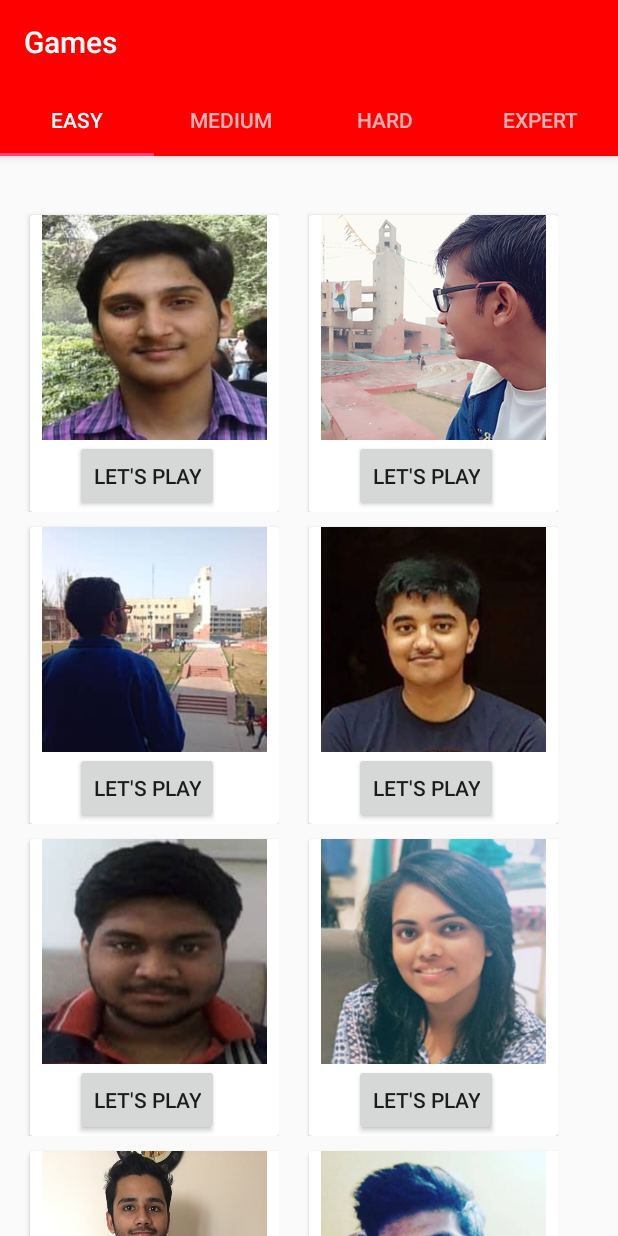
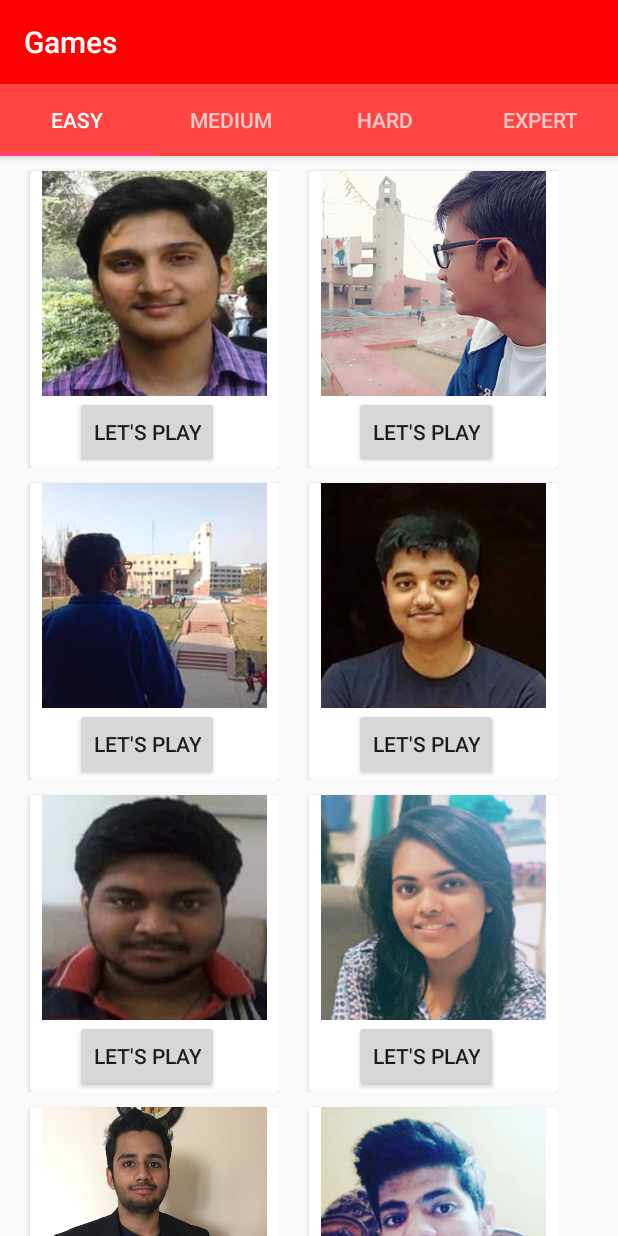
Before and after one commit to D3v3sh5ingh/Androidified, an Android app: the Easy_Game_fragment screen opened directly, with no data from a screen before it, on a phone screen of 412 x 824 dp. Run offline under Robolectric (Android 15) with nearby library versions, the phone set to English and light mode, and no system bars.

Commit message:
some layout changes

```diff
--- a/app/src/main/res/layout/fragment_easy__game_fragment.xml
+++ b/app/src/main/res/layout/fragment_easy__game_fragment.xml
@@ -6,19 +6,20 @@
 
     <RelativeLayout
         android:layout_width="match_parent"
-    android:layout_height="wrap_content">
-    <TextView
+        android:layout_height="match_parent">
+
+        <include
+            android:id="@+id/top_bar"
+            layout="@layout/game_toolbarlayout"
             android:layout_width="match_parent"
-        android:layout_height="wrap_content"
-        android:text=""
-        android:textSize="100dp"
-        android:id="@+id/jogadSamjho"/>
+            android:layout_height="wrap_content" />
 
         <android.support.v7.widget.RecyclerView
+            android:id="@+id/easy_game_fragment_Recycler"
             android:layout_width="wrap_content"
             android:layout_height="wrap_content"
-        android:id="@+id/easy_game_fragment_Recycler"
-        android:layout_below="@id/jogadSamjho">
+            android:layout_alignParentStart="true"
+            android:layout_below="@+id/top_bar">
 
         </android.support.v7.widget.RecyclerView>
     </RelativeLayout>
--- a/app/src/main/res/layout/game_activity.xml
+++ b/app/src/main/res/layout/game_activity.xml
@@ -15,16 +15,7 @@
             android:layout_width="match_parent"
             layout="@layout/game_toolbarlayout" />
 
-        <android.support.design.widget.TabLayout
 
-            android:layout_width="match_parent"
-            android:layout_height="wrap_content"
-            android:id="@+id/tab_layout"
-            app:tabMode="fixed"
-            app:tabGravity="fill"
-            >
-
-        </android.support.design.widget.TabLayout>
     </android.support.design.widget.AppBarLayout>
     <android.support.v4.view.ViewPager
         android:layout_width="match_parent"
--- a/app/src/main/res/layout/game_toolbarlayout.xml
+++ b/app/src/main/res/layout/game_toolbarlayout.xml
@@ -1,6 +1,10 @@
 <?xml version="1.0" encoding="utf-8"?>
-<android.support.v7.widget.Toolbar xmlns:android="http://schemas.android.com/apk/res/android"
+<RelativeLayout
+    xmlns:android="http://schemas.android.com/apk/res/android"
     xmlns:app="http://schemas.android.com/apk/res-auto"
+    android:layout_width="match_parent"
+    android:layout_height="wrap_content">
+<android.support.v7.widget.Toolbar
     android:id="@+id/toolbar"
     android:layout_width="match_parent"
     android:layout_height="wrap_content"
@@ -10,3 +14,16 @@
     app:theme="@style/ThemeOverlay.AppCompat.Dark.ActionBar">
 
 </android.support.v7.widget.Toolbar>
+
+    <android.support.design.widget.TabLayout
+
+        android:id="@+id/tab_layout"
+        android:layout_width="match_parent"
+        android:layout_height="wrap_content"
+        android:layout_below="@+id/toolbar"
+        android:background="@android:color/holo_red_light"
+        app:tabGravity="fill"
+        app:tabMode="fixed">
+
+    </android.support.design.widget.TabLayout>
+</RelativeLayout>
```
Lines whose indentation alone changed are shown as unchanged.
